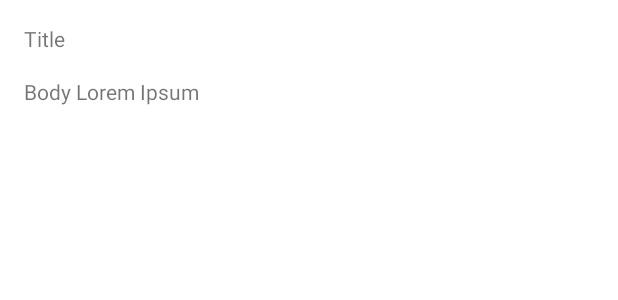
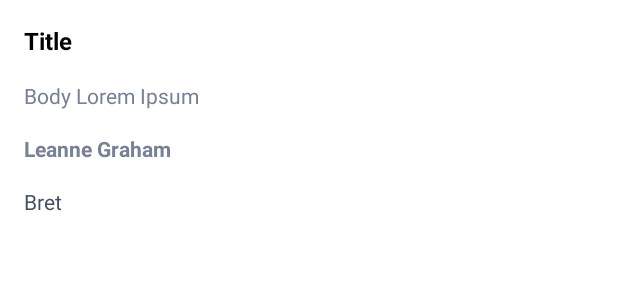
Before and after one commit to besimdobrucali/GraphQL-G, an Android app: the layout fragment_post_detail.xml on its own in the app's theme, with its tools: preview values and no code run, on a phone screen of 412 x 824 dp. Shown: the top 300 px of the screen. Run offline under Robolectric (Android 15) with nearby library versions, the phone set to English and light mode, and no system bars.

Commit message:
Add name and user name to post detail page
Add formatted body information to post item

```diff
--- a/app/src/main/java/com/dobrucali/gorillas/utils/Constants.kt
+++ b/app/src/main/java/com/dobrucali/gorillas/utils/Constants.kt
@@ -3,4 +3,6 @@ package com.dobrucali.gorillas.utils
 object Constants {
 
     const val POST_ID_KEY = "post_id"
+
+    const val BODY_CHAR_SIZE = 120
 }
--- a/app/src/main/res/layout/fragment_post_detail.xml
+++ b/app/src/main/res/layout/fragment_post_detail.xml
@@ -25,9 +25,13 @@
                 android:layout_marginHorizontal="16dp"
                 android:layout_marginVertical="16dp"
                 android:text="@{viewModel.post.title}"
+                android:textStyle="bold"
+                android:textColor="@color/black"
+                android:textSize="16sp"
                 app:layout_constraintEnd_toEndOf="parent"
                 app:layout_constraintStart_toStartOf="parent"
                 app:layout_constraintTop_toTopOf="parent"
+                app:layout_constraintBottom_toTopOf="@+id/body_text_view"
                 tools:text="Title" />
 
             <TextView
@@ -35,14 +39,46 @@
                 android:layout_width="0dp"
                 android:layout_height="wrap_content"
                 android:layout_marginHorizontal="16dp"
-                android:layout_marginVertical="16dp"
+                android:layout_marginBottom="16dp"
                 android:textSize="14sp"
+                android:textColor="@color/steel"
                 android:text="@{viewModel.post.body}"
                 app:layout_constraintEnd_toEndOf="parent"
                 app:layout_constraintStart_toStartOf="parent"
                 app:layout_constraintTop_toBottomOf="@+id/title_text_view"
+                app:layout_constraintBottom_toTopOf="@+id/name_text_view"
+                tools:text="Body Lorem Ipsum" />
+
+            <TextView
+                android:id="@+id/name_text_view"
+                android:layout_width="0dp"
+                android:layout_height="wrap_content"
+                android:layout_marginHorizontal="16dp"
+                android:layout_marginBottom="16dp"
+                android:textSize="14sp"
+                android:text="@{viewModel.post.user.name}"
+                android:textColor="@color/steel"
+                android:textStyle="bold"
+                app:layout_constraintEnd_toEndOf="parent"
+                app:layout_constraintStart_toStartOf="parent"
+                app:layout_constraintTop_toBottomOf="@+id/body_text_view"
+                app:layout_constraintBottom_toTopOf="@+id/user_name_text_view"
+                tools:text="Leanne Graham" />
+
+            <TextView
+                android:id="@+id/user_name_text_view"
+                android:layout_width="0dp"
+                android:layout_height="wrap_content"
+                android:layout_marginHorizontal="16dp"
+                android:layout_marginBottom="16dp"
+                android:textSize="14sp"
+                android:textColor="@color/slate"
+                android:text="@{viewModel.post.user.username}"
+                app:layout_constraintEnd_toEndOf="parent"
+                app:layout_constraintStart_toStartOf="parent"
+                app:layout_constraintTop_toBottomOf="@+id/name_text_view"
                 app:layout_constraintBottom_toBottomOf="parent"
-                tools:text="Body Lorem Ipsum" />
+                tools:text="Bret" />
 
         </androidx.constraintlayout.widget.ConstraintLayout>
 
--- a/app/src/main/res/values/colors.xml
+++ b/app/src/main/res/values/colors.xml
@@ -6,6 +6,8 @@
     <color name="teal_200">#FF03DAC5</color>
     <color name="teal_700">#FF018786</color>
     <color name="black">#FF000000</color>
+    <color name="steel">#788294</color>
+    <color name="slate">#454f63</color>
     <color name="white">#FFFFFFFF</color>
     <color name="black_10">#16000000</color>
 
```
Also changed, not shown: app/src/main/java/com/dobrucali/gorillas/utils/BindingUtils.kt (+8 -0 lines), app/src/main/res/layout/item_post.xml (+22 -4 lines), 2 other files.
